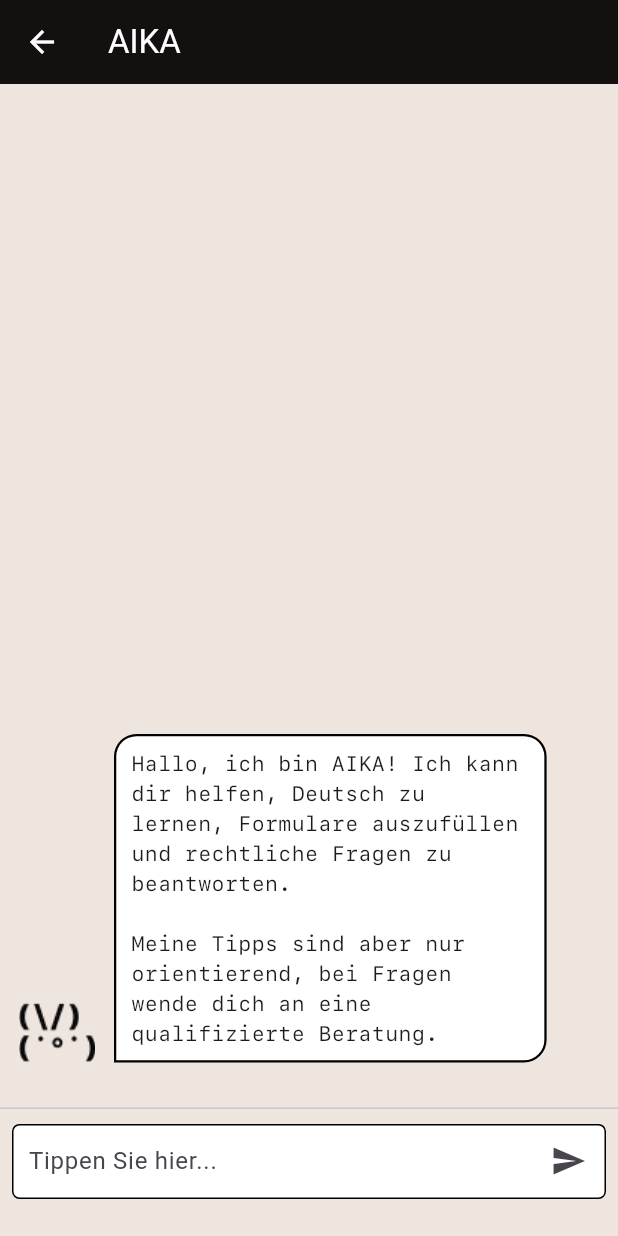
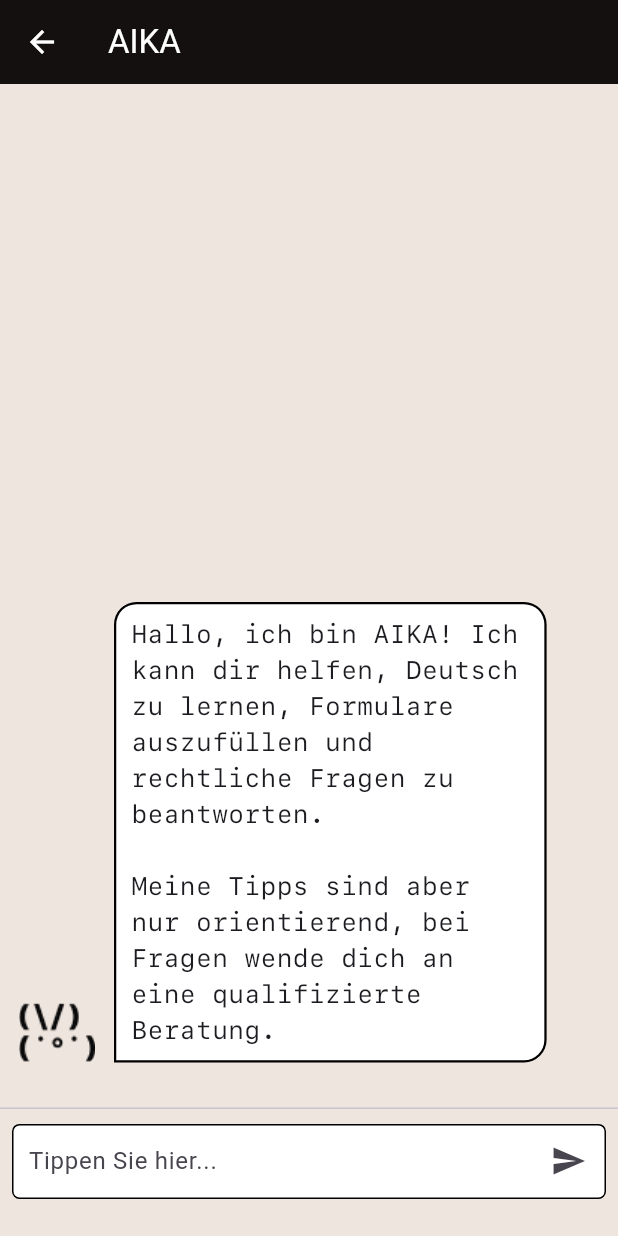
Before and after one commit to al-holm/aika, a Flutter app: the screen it shows after launch, after a tap on "DEUTSCH!", on a phone screen of 412 x 824 dp. Run offline on Flutter 3.47's test engine with Material 3 defaults, Android fonts, the phone set to English and light mode, and no system bars; our stand-ins replace shared_preferences.

Commit message:
Adjust font for message text

```diff
--- a/frontend/lib/german_chat.dart
+++ b/frontend/lib/german_chat.dart
@@ -189,7 +189,7 @@ Widget _buildMessageTile(Message message, BuildContext context) {
           border: Border.all(color: Colors.black, width: 1.5)
         ),
         child: Text(message.text,
-                style: TextStyle(fontFamily: 'SFMono')
+                style: const TextStyle(fontFamily: 'SFMono', fontSize: 17)
         ),
       ),
     ],
```
